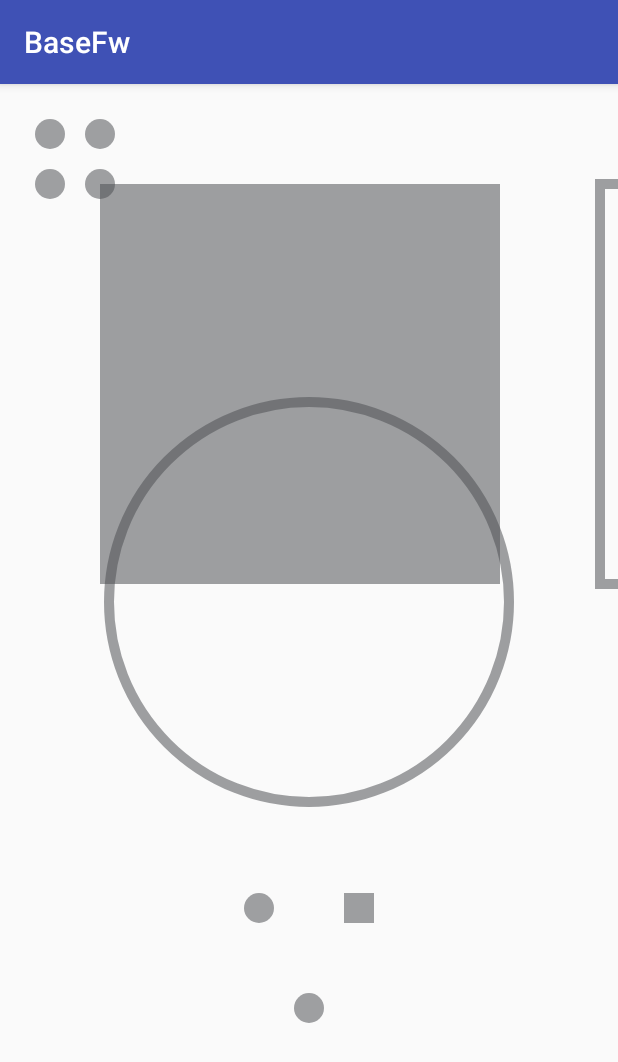
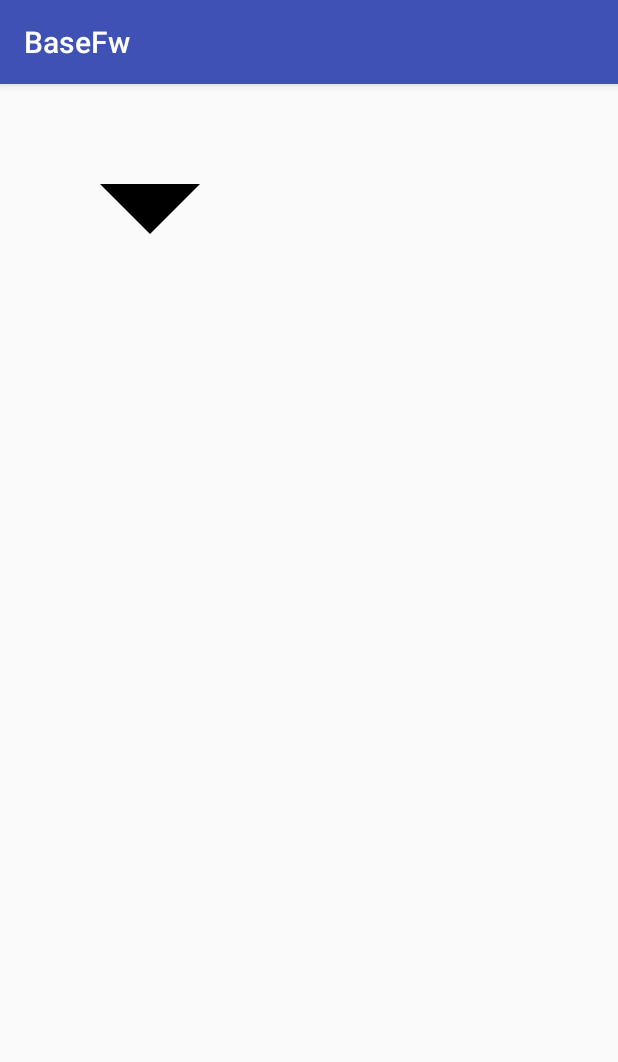
Before and after one commit to Muyunfan/MyFramework, an Android app: the screen it shows after launch (ViewActivity), on a phone screen of 412 x 824 dp. Shown: the top 1062 px of the screen. Run offline under Robolectric (Android 15) with nearby library versions, the phone set to English and light mode, and no system bars.

Commit message:
Merge remote-tracking branch 'remotes/origin/master'
Conflicts:
	app/src/main/AndroidManifest.xml

```diff
--- a/myfCore/src/main/java/com/muyunfan/fw/codermodule/widget/MyView.java
+++ b/myfCore/src/main/java/com/muyunfan/fw/codermodule/widget/MyView.java
@@ -4,13 +4,20 @@ import android.content.Context;
 import android.graphics.Canvas;
 import android.graphics.Color;
 import android.graphics.Paint;
+import android.graphics.Path;
+import android.graphics.Rect;
+import android.graphics.RectF;
+import android.os.Build;
 import android.support.annotation.Nullable;
+import android.support.annotation.RequiresApi;
 import android.util.AttributeSet;
 import android.util.Log;
 import android.view.View;
-import android.view.Window;
 
 import com.muyunfan.fw.widget.utils.mobile.WindowUtil;
+
+import java.util.ArrayList;
+import java.util.List;
 
 /**
  * 类名称：MyView
@@ -42,6 +49,7 @@ public class MyView extends View {
     }
 
     Paint paint = new Paint();
+    Path path = new Path(); // 初始化 Path 对象
 
     private void initPaint() {
 //        paint.setStyle(Style style) 设置绘制模式
@@ -51,49 +59,141 @@ public class MyView extends View {
 //        paint.setAntiAlias(boolean aa) 设置抗锯齿开关
 
         paint.setStyle(Paint.Style.STROKE);
-        paint.setStrokeWidth(10);
+        paint.setStrokeWidth(5);
         paint.setAntiAlias(true);
-        paint.setColor(Color.parseColor("#884d4f53"));
+        paint.setColor(Color.BLACK);
     }
 
+    @RequiresApi(api = Build.VERSION_CODES.LOLLIPOP)
     @Override
     protected void onDraw(Canvas canvas) {
         super.onDraw(canvas);
 
-        initPaint();
+//        paint.setColor(Color.parseColor("#FF4081"));
+//        Rect rect = new Rect();
+//        RectF rectF = new RectF();
 
-        WindowUtil windowUtil = new WindowUtil(context);
-        int[] windowPixels = windowUtil.getWindowPixels();
-        int width = windowPixels[0];
-        int height = windowPixels[1];
+        // 使用 path 对图形进行描述（这段描述代码不必看懂）
+//        path.addArc(200, 200, 400, 400, -225, 225);
+//        path.arcTo(400, 200, 600, 400, -180, 225, false);
+//        path.lineTo(400, 542);
+//
+//        canvas.drawPath(path, paint); // 绘制出 path 描述的图形（心形），大功告成
+//
+//
+//        paint.setStrokeCap(Paint.Cap.ROUND);
+//        paint.setStrokeWidth(80);
+//        canvas.drawLine(200, 200, 800, 500, paint);
 
-        Log.i(TAG, "width:" + width + " , height:" + height);
+//        initPaint();
 
-        //create a circle
-        canvas.drawCircle(width / 2, height / 2 - 100, 200, paint);
+//        WindowUtil windowUtil = new WindowUtil(context);
+//        int[] windowPixels = windowUtil.getWindowPixels();
+//        int width = windowPixels[0];
+//        int height = windowPixels[1];
+//
+//        Log.i(TAG, "width:" + width + " , height:" + height);
+
+        paint.setColor(Color.BLACK);
+        paint.setStyle(Paint.Style.STROKE);
+//        path.lineTo(100, 100);
+//        path.arcTo(100, 100, 300, 300, -90, 90, true); // 强制移动到弧形起点（无痕迹）
+
+//        path.lineTo(100, 100);
+//        path.arcTo(100, 100, 300, 300, -90, 90, false); // 直接连线连到弧形起点（有痕迹）
+
+//        path.moveTo(100, 100);
+//        path.lineTo(200, 100);
+//        path.lineTo(150, 150);
+
+//        path.moveTo(100, 100);
+//        path.lineTo(200, 100);
+//        path.lineTo(150, 150);
+//        path.close(); // 使用 close() 封闭子图形。等价于 path.lineTo(100, 100)
 
         paint.setStyle(Paint.Style.FILL);
-        canvas.drawRect(100, 100, 500, 500, paint);
+        path.moveTo(100, 100);
+        path.lineTo(200, 100);
+        path.lineTo(150, 150);
+        // 这里只绘制了两条边，但由于 Style 是 FILL ，所以绘制时会自动封口
 
-        paint.setStyle(Paint.Style.STROKE);
-        canvas.drawRect(600, 100, 1000, 500, paint);
+        canvas.drawPath(path, paint);
+        //create a circle
+//        canvas.drawCircle(width / 2, height / 2 - 100, 200, paint);
 
-        paint.setStrokeCap(Paint.Cap.ROUND);
-        paint.setStrokeWidth(30);
-        canvas.drawPoint(width / 2 - 50, (float) (height / 1.5), paint);
+//        paint.setStyle(Paint.Style.FILL);
+//        canvas.drawRect(100, 100, 500, 500, paint);
+//
+//        paint.setStyle(Paint.Style.STROKE);
+//        canvas.drawRect(600, 100, 1000, 500, paint);
 
-        paint.setStrokeCap(Paint.Cap.SQUARE);
-        paint.setStrokeWidth(30);
-        canvas.drawPoint(width / 2 + 50, (float) (height / 1.5), paint);
+//        paint.setStrokeCap(Paint.Cap.ROUND);
+//        paint.setStrokeWidth(30);
+//        canvas.drawPoint(width / 2 - 50, (float) (height / 1.5), paint);
+//
+//        paint.setStrokeCap(Paint.Cap.SQUARE);
+//        paint.setStrokeWidth(30);
+//        canvas.drawPoint(width / 2 + 50, (float) (height / 1.5), paint);
+//
+//        paint.setStrokeCap(Paint.Cap.ROUND);
+//        paint.setStrokeWidth(30);
+//        canvas.drawPoint(width / 2, (float) (height / 1.5 + 100), paint);
+//
+//        float[] points = {0, 0, 50, 50, 50, 100, 100, 50, 100, 100, 150, 50, 150, 100};
+//// 绘制四个点：(50, 50) (50, 100) (100, 50) (100, 100)
+//        canvas.drawPoints(points, 2 /* 跳过两个数，即前两个 0 */,
+//                8 /* 一共绘制 8 个数（4 个点）*/, paint);
+//
+//                paint.setStyle(Paint.Style.FILL);
+//        if (Build.VERSION.SDK_INT >= Build.VERSION_CODES.LOLLIPOP) {
+//            canvas.drawOval(50, 50, 350, 200, paint);
+//        }
+//
+//        paint.setStyle(Paint.Style.STROKE);
+//        if (Build.VERSION.SDK_INT >= Build.VERSION_CODES.LOLLIPOP) {
+//            canvas.drawOval(400, 50, 700, 200, paint);
+//        }
 
-        paint.setStrokeCap(Paint.Cap.ROUND);
-        paint.setStrokeWidth(30);
-        canvas.drawPoint(width / 2, (float) (height / 1.5 + 100), paint);
+//        canvas.drawLine(200, 200, 800, 500, paint);
 
-        float[] points = {0, 0, 50, 50, 50, 100, 100, 50, 100, 100, 150, 50, 150, 100};
-// 绘制四个点：(50, 50) (50, 100) (100, 50) (100, 100)
-        canvas.drawPoints(points, 2 /* 跳过两个数，即前两个 0 */,
-                8 /* 一共绘制 8 个数（4 个点）*/, paint);
+//        paint.setStrokeWidth(5);
+//
+//        List<RectF> lines = new ArrayList<>();
+//        RectF line = new RectF(20, 20, 120, 20);
+//        RectF line2 = new RectF(70, 20, 70, 120);
+//        RectF line3 = new RectF(20, 120, 120, 120);
+//        RectF line4 = new RectF(150, 20, 250, 20);
+//        RectF line5 = new RectF(150, 20, 150, 120);
+//        RectF line6 = new RectF(250, 20, 250, 120);
+//        RectF line7 = new RectF(150, 120, 250, 120);
+//        lines.add(line);
+//        lines.add(line2);
+//        lines.add(line3);
+//        lines.add(line4);
+//        lines.add(line5);
+//        lines.add(line6);
+//        lines.add(line7);
+//
+//        float[] allPoints = drawLine(lines);
+//        canvas.drawLines(allPoints, paint);
+
+//        paint.setStyle(Paint.Style.FILL); // 填充模式
+//        canvas.drawArc(200, 100, 800, 500, -110, 100, true, paint); // 绘制扇形
+//        canvas.drawArc(200, 100, 800, 500, 20, 140, false, paint); // 绘制弧形
+//        paint.setStyle(Paint.Style.STROKE); // 画线模式
+//        canvas.drawArc(200, 100, 800, 500, 180, 60, false, paint); // 绘制不封口的弧形
 
     }
+
+    private float[] drawLine(List<RectF> lines) {
+        float[] allPoints = new float[lines.size() * 4];
+        for (int i = 0; i < lines.size(); i++) {
+            RectF l = lines.get(i);
+            allPoints[0 + (4 * i)] = l.left;
+            allPoints[1 + (4 * i)] = l.top;
+            allPoints[2 + (4 * i)] = l.right;
+            allPoints[3 + (4 * i)] = l.bottom;
+        }
+        return allPoints;
+    }
 }
--- a/myfCore/src/main/res/layout/activity_view.xml
+++ b/myfCore/src/main/res/layout/activity_view.xml
@@ -6,7 +6,8 @@
     tools:context="com.muyunfan.fw.codermodule.ViewActivity">
 
     <com.muyunfan.fw.codermodule.widget.MyView
-        android:layout_width="match_parent"
-        android:layout_height="match_parent" />
+        android:layout_width="wrap_content"
+        android:layout_height="wrap_content"
+        android:layout_centerInParent="true" />
 
 </RelativeLayout>
```
